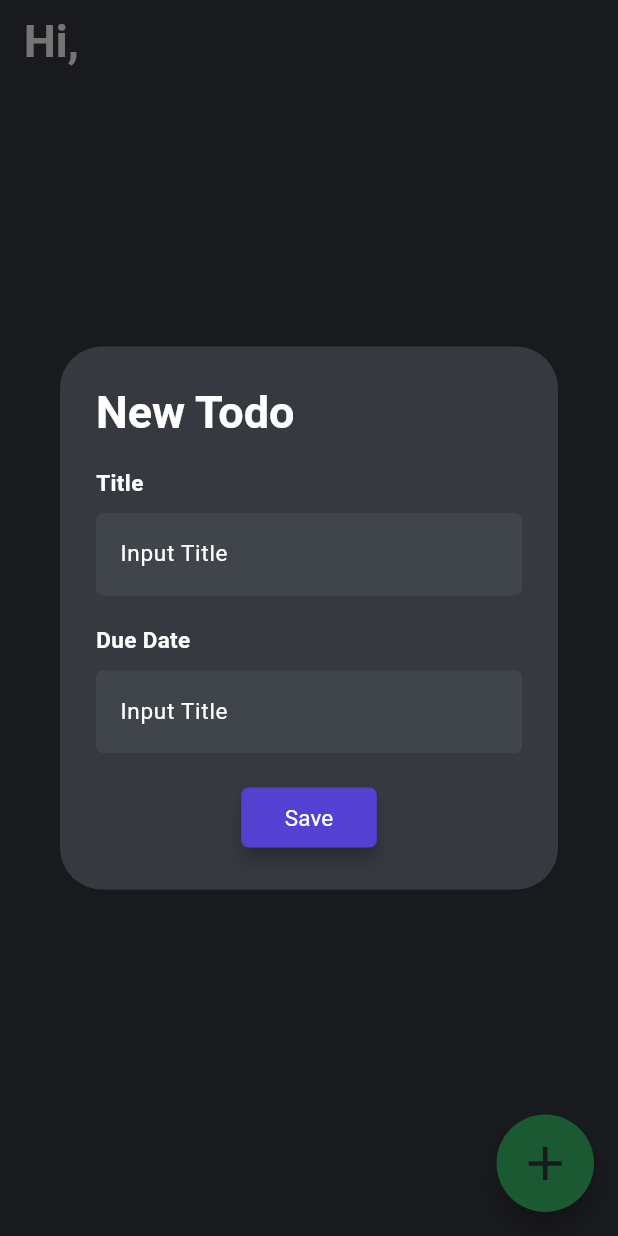
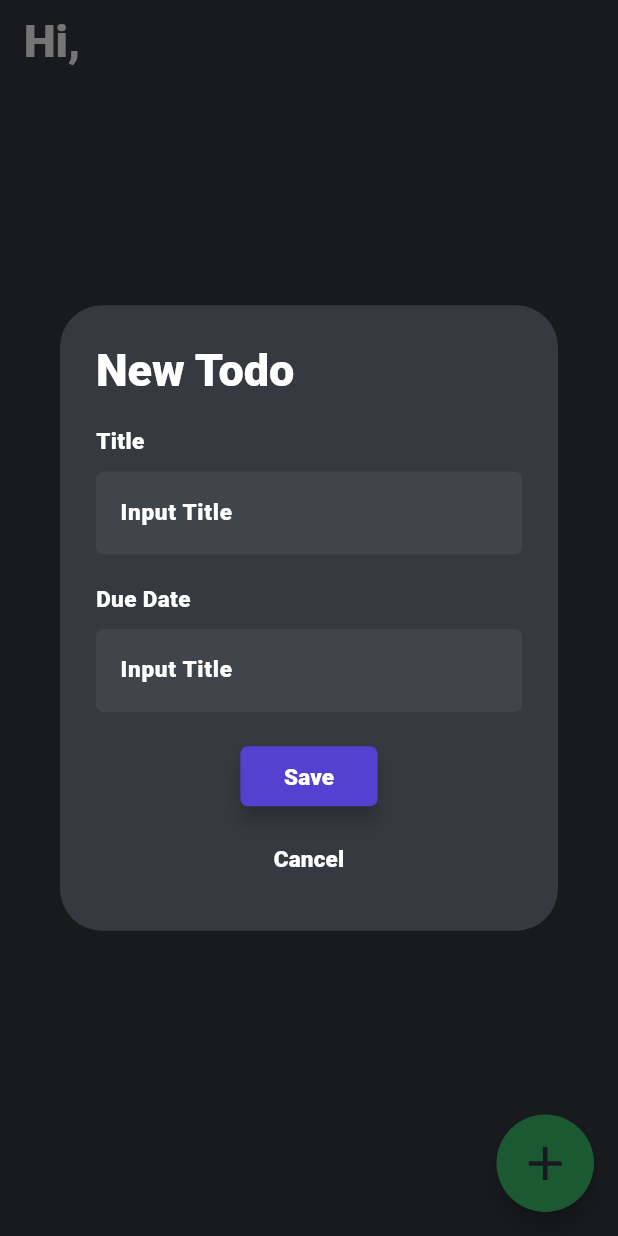
Before and after one commit to jesso09/To-Do-List, a Flutter app: the HomeView screen opened directly with empty values, after a tap on the "add" icon, on a phone screen of 412 x 824 dp. Run offline on Flutter 3.47's test engine with Material 3 defaults, Android fonts, the light colour scheme and no system bars; our stand-ins replace bloc, flutter_bloc, shared_preferences; accounts and stored records are empty.

Commit message:
Add font family form assets, creating cancel text btn for add todo dialog

```diff
--- a/lib/utils/button_config.dart
+++ b/lib/utils/button_config.dart
@@ -18,7 +18,7 @@ ButtonStyle primaryBtn = ButtonStyle(
     elevation: const WidgetStatePropertyAll(5),
   );
 
-ButtonStyle seconDaryBtn = ButtonStyle(
+ButtonStyle secondaryBtn = ButtonStyle(
     backgroundColor: WidgetStateColor.resolveWith(
       (states) => secondaryBtnColor,
     ),
--- a/lib/utils/typography.dart
+++ b/lib/utils/typography.dart
@@ -3,7 +3,7 @@ library CustomTypography;
 import 'package:flutter/material.dart';
 import 'package:taksu_to_do_list/utils/color_palette.dart';
 
-const String fontFamily = "";
+const String fontFamily = "Roboto";
 
 TextStyle pageTitle = TextStyle(
   color: white,
--- a/lib/view/home_view.dart
+++ b/lib/view/home_view.dart
@@ -139,7 +139,7 @@ class _HomeViewState extends State<HomeView> {
                                           }
                                         });
                                       },
-                                      style: seconDaryBtn,
+                                      style: secondaryBtn,
                                       child: Text("Done", style: formInput),
                                     ),
                             ],
@@ -235,8 +235,15 @@ Future<void> dialogBuilder(BuildContext context, TodoCubit todoCubit) {
                         });
                       }
                     },
-                    style: seconDaryBtn,
+                    style: secondaryBtn,
                     child: Text("Save", style: formInput),
+                  ),
+                  const SizedBox(height: 7),
+                  TextButton(
+                    onPressed: () {
+                      Navigator.pop(context);
+                    },
+                    child: Text("Cancel", style: formInput),
                   ),
                 ],
               ),
```
Also changed, not shown: lib/view/login_view.dart (+0 -8 lines), pubspec.yaml (+4 -4 lines).
